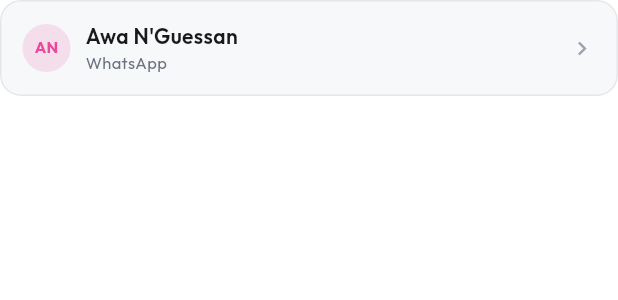
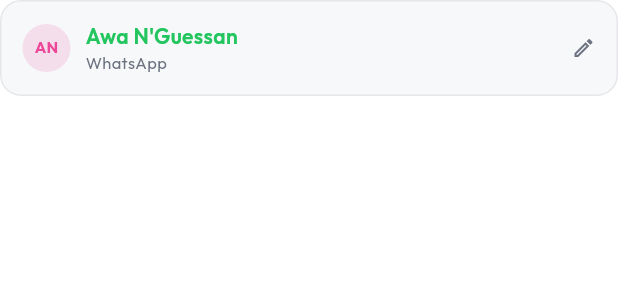
Before and after one commit to Samiiii5/e-signal-v2, a Flutter app: the _ContactSelector widget shown alone on an empty page, opened directly with sample values from the repository, on a phone screen of 412 x 824 dp. Shown: the top 300 px of the screen. Run offline on Flutter 3.47's test engine with Material 3 defaults, Android fonts, the phone set to English and light mode, and no system bars; our stand-ins replace go_router, google_fonts, image_picker, open_file, pdf, share_plus and 1 more; accounts and stored records are empty.

Commit message:
Payments : sélecteur contact — nom en vert + icône crayon quand sélectionné

```diff
--- a/lib/features/payments/create_link_screen.dart
+++ b/lib/features/payments/create_link_screen.dart
@@ -353,12 +353,13 @@ class _ContactSelector extends StatelessWidget {
                   mainAxisSize: MainAxisSize.min,
                   children: [
                     Text(selected!.contactName,
-                        style: const TextStyle(fontSize: 14, fontWeight: FontWeight.w600, color: AppColors.textPrimary)),
+                        style: const TextStyle(fontSize: 14, fontWeight: FontWeight.w600, color: AppColors.green)),
                     Text(_channelLabel(selected!.channel),
                         style: const TextStyle(fontSize: 11, color: AppColors.textSecondary)),
                   ],
                 ),
               ),
+              const Icon(Icons.edit_outlined, size: 16, color: AppColors.textSecondary),
             ] else ...[
               const Icon(Icons.person_outline, size: 18, color: AppColors.textHint),
               const SizedBox(width: 10),
@@ -366,8 +367,8 @@ class _ContactSelector extends StatelessWidget {
                 child: Text('Sélectionner un client',
                     style: TextStyle(fontSize: 14, color: AppColors.textHint)),
               ),
+              const Icon(Icons.keyboard_arrow_right, size: 18, color: AppColors.textHint),
             ],
-            const Icon(Icons.keyboard_arrow_right, size: 18, color: AppColors.textHint),
           ],
         ),
       ),
```
